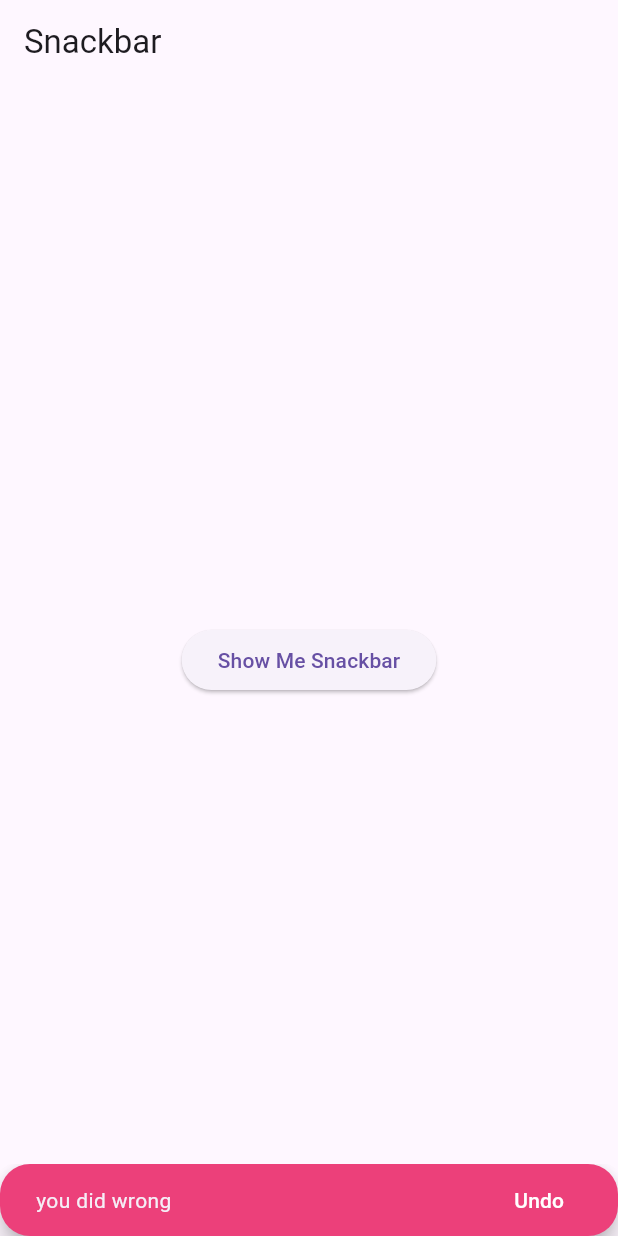
After one commit to iamjnayem/flutter-concepts-30-days, a Flutter app: the screen it shows after launch, after a tap on "Show Me Snackbar", on a phone screen of 412 x 824 dp. The commit adds this screen. Run offline on Flutter 3.47's test engine with Material 3 defaults, Android fonts, the phone set to English and light mode, and no system bars.

Commit message:
snackbar implementation

```diff
--- a/lib/main.dart
+++ b/lib/main.dart
@@ -3,6 +3,7 @@ import 'package:ui_concept/widgets/Container_Sized.dart';
 import 'package:ui_concept/widgets/button.dart';
 import 'package:ui_concept/widgets/list_grid.dart';
 import 'package:ui_concept/widgets/rowscols.dart';
+import 'package:ui_concept/widgets/snackbar.dart';
 
 void main() => runApp(MyApp());
 
@@ -17,7 +18,7 @@ class MyApp extends StatelessWidget {
         brightness: Brightness.light,
         primaryColor: Colors.deepOrange,
       ),
-      home: ListGrid(),
+      home: SnackbarWidget(),
     );
   }
 }
--- /dev/null
+++ b/lib/widgets/snackbar.dart
@@ -0,0 +1,38 @@
+import 'package:flutter/material.dart';
+
+class SnackbarWidget extends StatelessWidget {
+  const SnackbarWidget({super.key});
+
+  @override
+  Widget build(BuildContext context) {
+    return Scaffold(
+      appBar: AppBar(
+        title: Text('Snackbar'),
+      ),
+      body: Container(
+        child: Center(
+          child: ElevatedButton(
+            onPressed: () {
+              final snackbar = SnackBar(
+                action: SnackBarAction(
+                  label: 'Undo',
+                  textColor: Colors.white,
+                  onPressed: () {
+                    ScaffoldMessenger.of(context).removeCurrentSnackBar();
+                  },
+                ),
+                shape: RoundedRectangleBorder(
+                    borderRadius: BorderRadius.circular(20)),
+                backgroundColor: Colors.pink[400],
+                duration: Duration(milliseconds: 3000),
+                content: Text('you did wrong'),
+              );
+              ScaffoldMessenger.of(context).showSnackBar(snackbar);
+            },
+            child: Text('Show Me Snackbar'),
+          ),
+        ),
+      ),
+    );
+  }
+}
```
